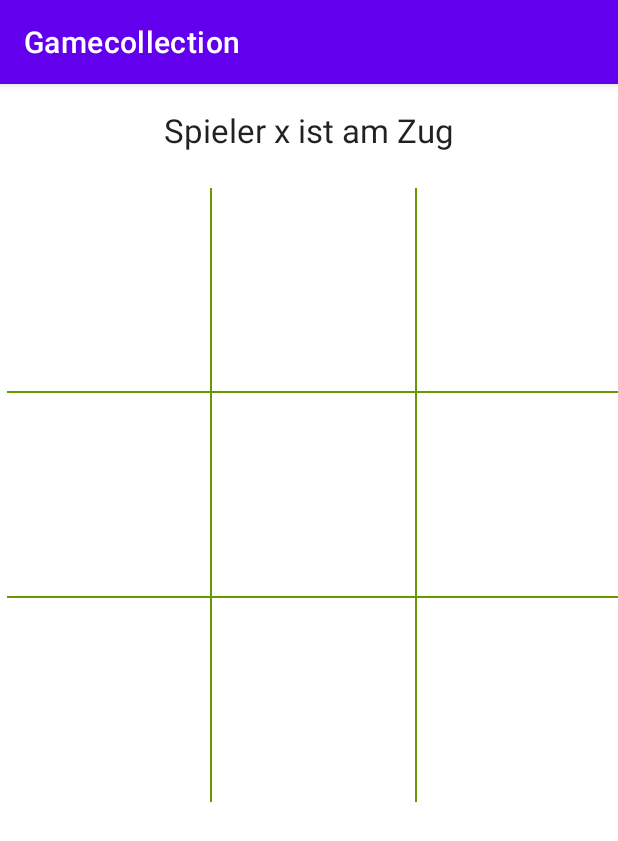
After one commit to JuliaMWeber/teamD, an Android app: the TicTacToeActivity screen opened directly, with no data from a screen before it, on a phone screen of 412 x 824 dp. The commit adds this screen. Shown: the top 841 px of the screen. Run offline under Robolectric (Android 15) with nearby library versions, the phone set to English and light mode, and no system bars.

Commit message:
add TicTacToe Activity & create Layout TicTacToe

```diff
--- a/app/build.gradle
+++ b/app/build.gradle
@@ -1,6 +1,8 @@
 plugins {
     id 'com.android.application'
     id 'org.jetbrains.kotlin.android'
+    id 'kotlin-android'
+    id 'kotlin-android-extensions'
 }
 
 android {
@@ -40,8 +42,11 @@ dependencies {
     implementation 'androidx.core:core-ktx:1.7.0'
     implementation 'androidx.appcompat:appcompat:1.5.1'
     implementation 'com.google.android.material:material:1.6.1'
-    implementation 'androidx.cardview:cardview:1.0.0'
+    //implementation 'androidx.cardview:cardview:1.0.0'
     implementation'de.hdodenhof:circleimageview:3.1.0'
+
+    implementation 'com.google.android.material:material:1.3.0'
+
     implementation 'androidx.constraintlayout:constraintlayout:2.1.4'
     testImplementation 'junit:junit:4.13.2'
     androidTestImplementation 'androidx.test.ext:junit:1.1.3'
--- a/app/src/main/AndroidManifest.xml
+++ b/app/src/main/AndroidManifest.xml
@@ -13,6 +13,13 @@
         android:supportsRtl="true"
         android:theme="@style/Theme.Gamecollection"
         tools:targetApi="31">
+        <activity
+            android:name=".TicTacToeActivity"
+            android:exported="false">
+            <meta-data
+                android:name="android.app.lib_name"
+                android:value="" />
+        </activity>
         <activity
             android:name=".SudokoActivity"
             android:exported="false" />
--- a/app/src/main/java/com/example/gamecollection/GamesListActivity.kt
+++ b/app/src/main/java/com/example/gamecollection/GamesListActivity.kt
@@ -23,7 +23,8 @@ class GamesListActivity : AppCompatActivity() {
         )
         val name = arrayOf(
             "Sudoko",
-            "Woorlde"
+            "Woorlde",
+            "TicTacToe"
         )
         gamesArrayList = ArrayList()
         for (i in name.indices){
--- /dev/null
+++ b/app/src/main/java/com/example/gamecollection/TicTacToeActivity.kt
@@ -0,0 +1,28 @@
+package com.example.gamecollection
+
+import androidx.appcompat.app.AppCompatActivity
+import android.os.Bundle
+import android.widget.TextView
+import kotlinx.android.synthetic.main.activity_tic_tac_toe.*
+import kotlinx.android.synthetic.main.*
+
+
+class TicTacToeActivity : AppCompatActivity() {
+
+    private var currentPlayer = "x"
+
+    override fun onCreate(savedInstanceState: Bundle?) {
+        super.onCreate(savedInstanceState)
+        setContentView(R.layout.activity_tic_tac_toe)
+
+        val allFields = arrayOf(f0,f1,f2,f3,f4,f5,f6,f7,f8)
+        for(field in allFields){
+            field.setOnClickListener{
+                onFieldClick (it as TextView)
+            }
+        }
+    }
+    private fun onFieldClick(field: TextView){
+        field.text = currentPlayer
+    }
+}
--- /dev/null
+++ b/app/src/main/res/layout/activity_tic_tac_toe.xml
@@ -0,0 +1,145 @@
+<?xml version="1.0" encoding="utf-8"?>
+<androidx.constraintlayout.widget.ConstraintLayout xmlns:android="http://schemas.android.com/apk/res/android"
+    xmlns:app="http://schemas.android.com/apk/res-auto"
+    xmlns:tools="http://schemas.android.com/tools"
+    android:layout_width="match_parent"
+    android:layout_height="match_parent"
+    tools:context=".TicTacToeActivity">
+
+    <TextView
+        android:id="@+id/statusText"
+        android:layout_width="wrap_content"
+        android:layout_height="wrap_content"
+        android:layout_marginTop="16dp"
+        android:text="Spieler x ist am Zug"
+        android:textAppearance="@style/TextAppearance.AppCompat.Large"
+        app:layout_constraintEnd_toEndOf="parent"
+        app:layout_constraintStart_toStartOf="parent"
+        app:layout_constraintTop_toTopOf="parent" />
+
+    <TableLayout
+        android:layout_width="409dp"
+        android:layout_height="0dp"
+        android:layout_marginStart="8dp"
+        android:layout_marginTop="24dp"
+        android:layout_marginEnd="1dp"
+        android:background="@android:color/holo_green_dark"
+        app:layout_constraintDimensionRatio="h,1:1"
+        app:layout_constraintEnd_toEndOf="parent"
+        app:layout_constraintStart_toStartOf="parent"
+        app:layout_constraintTop_toBottomOf="@+id/statusText">
+
+        <TableRow
+            android:layout_width="match_parent"
+            android:layout_height="match_parent"
+            android:layout_weight="1">
+
+            <TextView
+                android:id="@+id/f0"
+                android:layout_width="wrap_content"
+                android:layout_height="match_parent"
+                android:layout_weight="1"
+                android:background="@android:color/background_light"
+                android:gravity="center"
+                android:textAppearance="@style/TextAppearance.AppCompat.Large" />
+
+            <TextView
+                android:id="@+id/f1"
+                android:layout_width="wrap_content"
+                android:layout_height="match_parent"
+                android:layout_marginLeft="1dp"
+                android:layout_marginRight="1dp"
+                android:layout_weight="1"
+                android:background="@android:color/background_light"
+                android:gravity="center"
+                android:textAppearance="@style/TextAppearance.AppCompat.Large" />
+
+            <TextView
+                android:id="@+id/f2"
+                android:layout_width="wrap_content"
+                android:layout_height="match_parent"
+                android:layout_weight="1"
+                android:background="@android:color/background_light"
+                android:gravity="center"
+                android:textAppearance="@style/TextAppearance.AppCompat.Large" />
+        </TableRow>
+
+        <TableRow
+            android:layout_width="match_parent"
+            android:layout_height="match_parent"
+            android:layout_weight="1">
+
+            <TextView
+                android:id="@+id/f3"
+                android:layout_width="wrap_content"
+                android:layout_height="match_parent"
+                android:layout_marginTop="1dp"
+                android:layout_marginBottom="1dp"
+                android:layout_weight="1"
+                android:background="@android:color/background_light"
+                android:gravity="center"
+                android:textAppearance="@style/TextAppearance.AppCompat.Large" />
+
+            <TextView
+                android:id="@+id/f4"
+                android:layout_width="wrap_content"
+                android:layout_height="match_parent"
+                android:layout_marginLeft="1dp"
+                android:layout_marginTop="1dp"
+                android:layout_marginRight="1dp"
+                android:layout_marginBottom="1dp"
+                android:layout_weight="1"
+                android:background="@android:color/background_light"
+                android:gravity="center"
+                android:textAppearance="@style/TextAppearance.AppCompat.Large" />
+
+            <TextView
+                android:id="@+id/f5"
+                android:layout_width="wrap_content"
+                android:layout_height="match_parent"
+                android:layout_marginTop="1dp"
+                android:layout_marginBottom="1dp"
+                android:layout_weight="1"
+                android:background="@android:color/background_light"
+                android:gravity="center"
+                android:textAppearance="@style/TextAppearance.AppCompat.Large" />
+        </TableRow>
+
+        <TableRow
+            android:layout_width="match_parent"
+            android:layout_height="match_parent"
+            android:layout_weight="1">
+
+            <TextView
+                android:id="@+id/f6"
+                android:layout_width="wrap_content"
+                android:layout_height="match_parent"
+                android:layout_weight="1"
+                android:background="@android:color/background_light"
+                android:gravity="center"
+                android:textAppearance="@style/TextAppearance.AppCompat.Large" />
+
+            <TextView
+                android:id="@+id/f7"
+                android:layout_width="wrap_content"
+                android:layout_height="match_parent"
+                android:layout_marginLeft="1dp"
+                android:layout_marginRight="1dp"
+                android:layout_weight="1"
+                android:background="@android:color/background_light"
+                android:gravity="center"
+                android:textAppearance="@style/TextAppearance.AppCompat.Large" />
+
+            <TextView
+                android:id="@+id/f8"
+                android:layout_width="wrap_content"
+                android:layout_height="match_parent"
+                android:layout_weight="1"
+                android:background="@android:color/background_light"
+                android:gravity="center"
+                android:textAppearance="@style/TextAppearance.AppCompat.Large" />
+        </TableRow>
+
+    </TableLayout>
+
+</androidx.constraintlayout.widget.ConstraintLayout>
```
Also changed, not shown: app/src/main/res/drawable/wordle.png (added).
